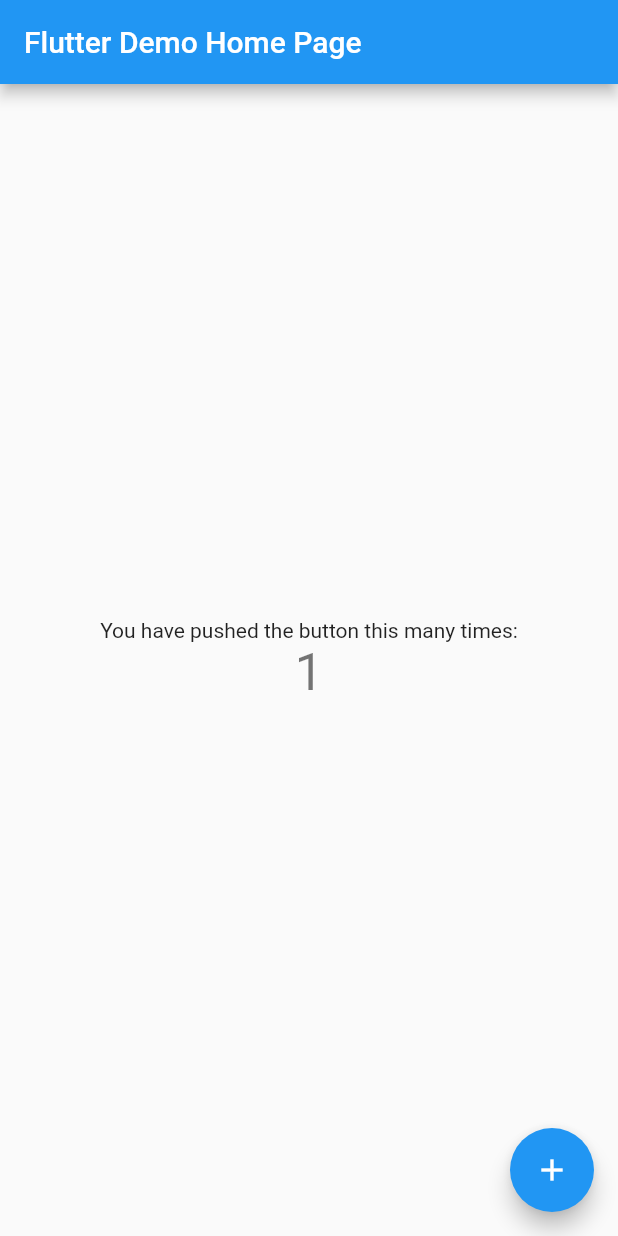
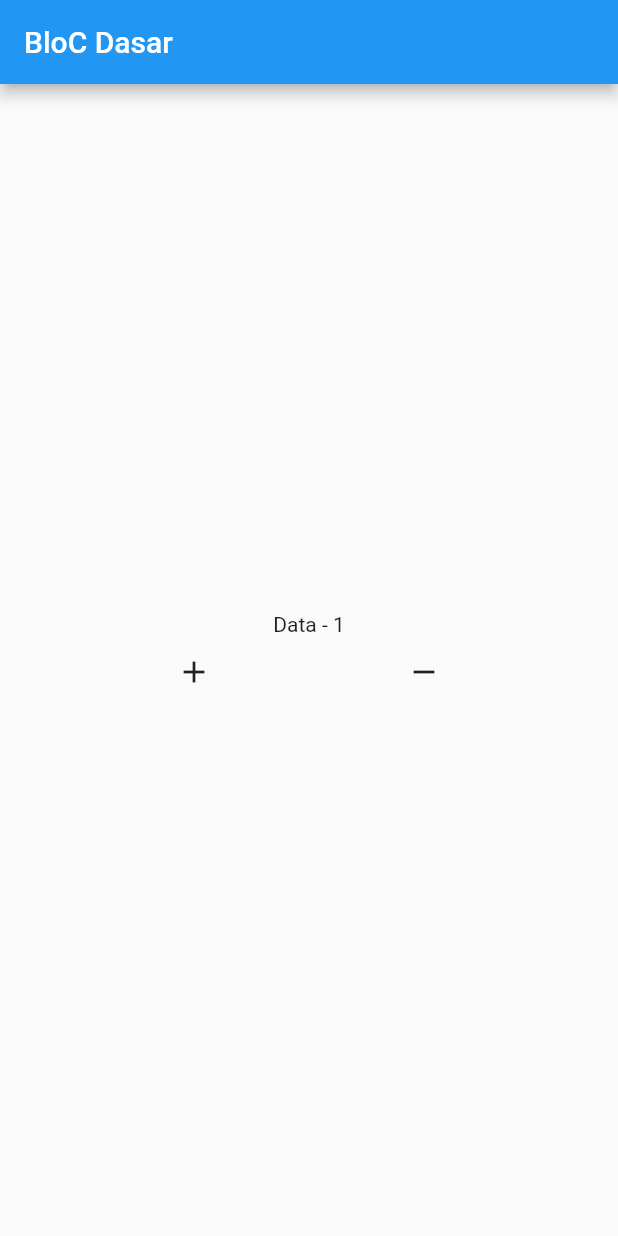
Before and after one commit to dikynugraha1111/state_bloc, a Flutter app: the screen it shows after launch, after a tap on the "add" icon, on a phone screen of 412 x 824 dp. Run offline on Flutter 3.47's test engine with Material 2 defaults, Android fonts, the phone set to English and light mode, and no system bars.

Commit message:
Update meet 1

```diff
--- a/lib/main.dart
+++ b/lib/main.dart
@@ -1,4 +1,5 @@
 import 'package:flutter/material.dart';
+import 'package:try_bloc/meet_1/ui/home.dart';
 
 void main() {
   runApp(const MyApp());
@@ -24,7 +25,7 @@ class MyApp extends StatelessWidget {
         // is not restarted.
         primarySwatch: Colors.blue,
       ),
-      home: const MyHomePage(title: 'Flutter Demo Home Page'),
+      home: const HomeMeet1(),
     );
   }
 }
--- /dev/null
+++ b/lib/meet_1/state/counter_bloc.dart
@@ -0,0 +1,35 @@
+import 'dart:async';
+
+import 'dart:developer';
+
+class CounterBloc {
+  int _counter = 0;
+  int get counter => _counter;
+
+  StreamController _inputController = StreamController();
+  StreamSink get inputan => _inputController.sink;
+
+  StreamController _outputController = StreamController();
+  StreamSink get _sinkOut => _outputController.sink;
+
+  Stream get output => _outputController.stream;
+
+  CounterBloc() {
+    _inputController.stream.listen(
+      (event) {
+        if (event == "add") {
+          _counter++;
+        } else {
+          _counter--;
+        }
+
+        _sinkOut.add(_counter);
+      },
+    );
+  }
+
+  void dispose() {
+    _inputController.close();
+    _outputController.close();
+  }
+}
--- /dev/null
+++ b/lib/meet_1/ui/home.dart
@@ -0,0 +1,47 @@
+import 'package:flutter/material.dart';
+import 'package:try_bloc/meet_1/state/counter_bloc.dart';
+
+class HomeMeet1 extends StatelessWidget {
+  const HomeMeet1({Key? key}) : super(key: key);
+
+  @override
+  Widget build(BuildContext context) {
+    CounterBloc bloc = CounterBloc();
+
+    return Scaffold(
+      appBar: AppBar(
+        title: const Text("BloC Dasar"),
+      ),
+      body: Center(
+        child: Column(
+          mainAxisAlignment: MainAxisAlignment.center,
+          children: [
+            StreamBuilder<dynamic>(
+                stream: bloc.output,
+                initialData: 0,
+                builder: (context, snapshot) {
+                  return Text("Data - ${snapshot.data}");
+                }),
+            Row(
+              mainAxisAlignment: MainAxisAlignment.spaceEvenly,
+              children: [
+                IconButton(
+                  onPressed: () {
+                    bloc.inputan.add("add");
+                  },
+                  icon: const Icon(Icons.add),
+                ),
+                IconButton(
+                  onPressed: () {
+                    bloc.inputan.add("minus");
+                  },
+                  icon: const Icon(Icons.remove),
+                ),
+              ],
+            )
+          ],
+        ),
+      ),
+    );
+  }
+}
--- a/pubspec.yaml
+++ b/pubspec.yaml
@@ -3,7 +3,7 @@ description: A new Flutter project.
 
 # The following line prevents the package from being accidentally published to
 # pub.dev using `flutter pub publish`. This is preferred for private packages.
-publish_to: 'none' # Remove this line if you wish to publish to pub.dev
+publish_to: "none" # Remove this line if you wish to publish to pub.dev
 
 # The following defines the version and build number for your application.
 # A version number is three numbers separated by dots, like 1.2.43
@@ -30,7 +30,6 @@ dependencies:
   flutter:
     sdk: flutter
 
-
   # The following adds the Cupertino Icons font to your application.
   # Use with the CupertinoIcons class for iOS style icons.
   cupertino_icons: ^1.0.2
@@ -51,7 +50,6 @@ dev_dependencies:
 
 # The following section is specific to Flutter.
 flutter:
-
   # The following line ensures that the Material Icons font is
   # included with your application, so that you can use the icons in
   # the material Icons class.
```
Also changed, not shown: 1 other file.
